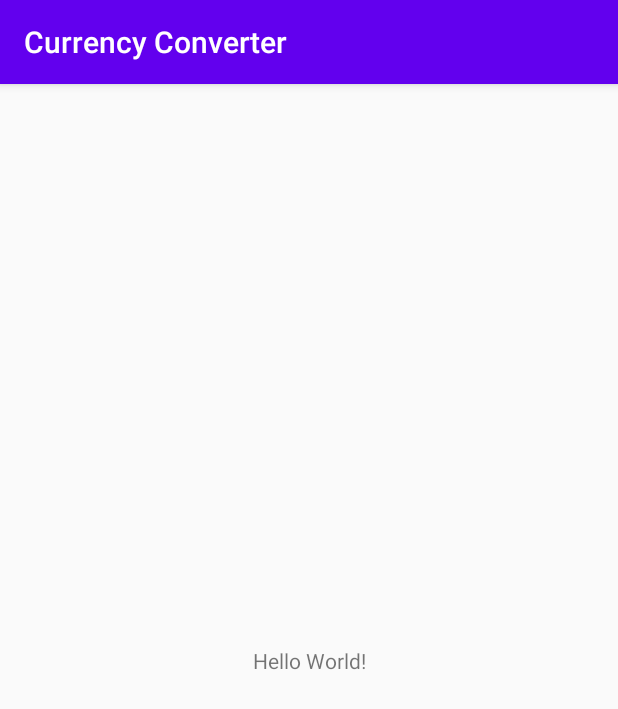
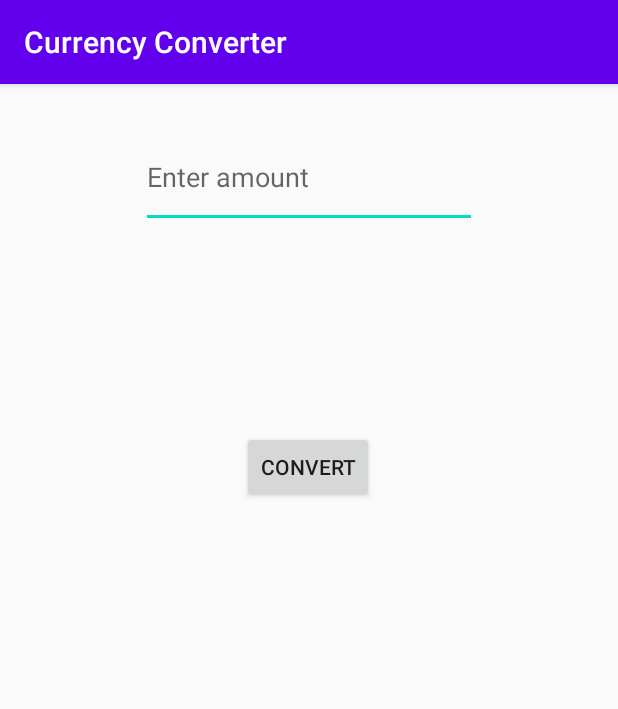
Before and after one commit to Cooplix/CurrencyConverter, an Android app: the screen it shows after launch (MainActivity), on a phone screen of 412 x 824 dp. Shown: the top 709 px of the screen. Run offline under Robolectric (Android 15) with nearby library versions, the phone set to English and light mode, and no system bars.

Commit message:
Add button convert Add text field Write method convert(print text in log)

```diff
--- a/app/src/main/java/com/example/currencyconverter/MainActivity.java
+++ b/app/src/main/java/com/example/currencyconverter/MainActivity.java
@@ -3,6 +3,9 @@ package com.example.currencyconverter;
 import androidx.appcompat.app.AppCompatActivity;
 
 import android.os.Bundle;
+import android.util.Log;
+import android.view.View;
+import android.widget.EditText;
 
 public class MainActivity extends AppCompatActivity {
 
@@ -11,4 +14,9 @@ public class MainActivity extends AppCompatActivity {
         super.onCreate(savedInstanceState);
         setContentView(R.layout.activity_main);
     }
+
+    public void convert(View view) {
+        EditText amountEditText = (EditText) findViewById(R.id.amountEditText);
+        Log.i("ammount", amountEditText.getText().toString());
+;    }
 }
--- a/app/src/main/res/layout/activity_main.xml
+++ b/app/src/main/res/layout/activity_main.xml
@@ -6,13 +6,35 @@
     android:layout_height="match_parent"
     tools:context=".MainActivity">
 
-    <TextView
+    <Button
+        android:id="@+id/button"
         android:layout_width="wrap_content"
         android:layout_height="wrap_content"
-        android:text="Hello World!"
+        android:layout_marginTop="84dp"
+        android:layout_marginBottom="496dp"
+        android:onClick="convert"
+        android:text="Convert"
         app:layout_constraintBottom_toBottomOf="parent"
-        app:layout_constraintLeft_toLeftOf="parent"
-        app:layout_constraintRight_toRightOf="parent"
-        app:layout_constraintTop_toTopOf="parent" />
+        app:layout_constraintEnd_toEndOf="parent"
+        app:layout_constraintHorizontal_bias="0.498"
+        app:layout_constraintStart_toStartOf="parent"
+        app:layout_constraintTop_toBottomOf="@+id/amountEditText" />
 
+    <EditText
+        android:id="@+id/amountEditText"
+        android:layout_width="224dp"
+        android:layout_height="67dp"
+        android:layout_marginStart="93dp"
+        android:layout_marginTop="36dp"
+        android:layout_marginEnd="94dp"
+        android:layout_marginBottom="51dp"
+        android:ems="10"
+        android:hint="Enter amount"
+        android:inputType="numberDecimal"
+        app:layout_constraintBottom_toTopOf="@+id/button"
+        app:layout_constraintEnd_toEndOf="parent"
+        app:layout_constraintHorizontal_bias="1.0"
+        app:layout_constraintStart_toStartOf="parent"
+        app:layout_constraintTop_toTopOf="parent"
+        app:layout_constraintVertical_bias="0.0" />
 </androidx.constraintlayout.widget.ConstraintLayout>
```
